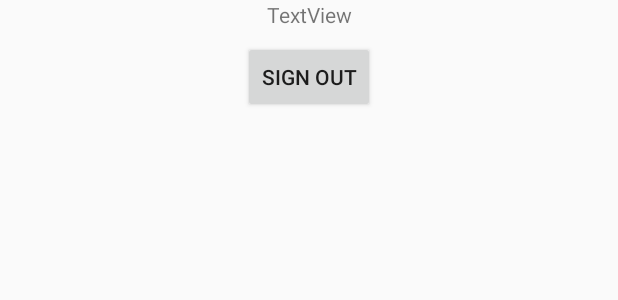
After one commit to taechemist/Grabpuccino, an Android app: the layout activity_map.xml on its own in the app's theme, with its tools: preview values and no code run, on a phone screen of 412 x 824 dp. The commit adds this screen. Shown: the top 300 px of the screen. Run offline under Robolectric (Android 15) with nearby library versions, the phone set to English and light mode, and no system bars.

Commit message:
Update Firebase Authentication - Sign out - Login

```diff
--- a/app/build.gradle
+++ b/app/build.gradle
@@ -31,4 +31,5 @@ dependencies {
 }
 
 
+
 apply plugin: 'com.google.gms.google-services'
--- a/app/src/main/AndroidManifest.xml
+++ b/app/src/main/AndroidManifest.xml
@@ -16,6 +16,7 @@
                 <category android:name="android.intent.category.LAUNCHER" />
             </intent-filter>
         </activity>
+        <activity android:name=".MapActivity"></activity>
     </application>
 
 </manifest>
--- a/app/src/main/res/layout/activity_main.xml
+++ b/app/src/main/res/layout/activity_main.xml
@@ -66,6 +66,7 @@
         android:layout_marginTop="20dp"
         android:text="Login"
         android:textAllCaps="false"
+        android:onClick="signIn"
         />
 
     <TextView
--- /dev/null
+++ b/app/src/main/res/layout/activity_map.xml
@@ -0,0 +1,37 @@
+<?xml version="1.0" encoding="utf-8"?>
+<android.support.constraint.ConstraintLayout xmlns:android="http://schemas.android.com/apk/res/android"
+    xmlns:app="http://schemas.android.com/apk/res-auto"
+    xmlns:tools="http://schemas.android.com/tools"
+    android:layout_width="match_parent"
+    android:layout_height="match_parent"
+    tools:context="com.example.latte.grabpuccino.MapActivity">
+
+
+    <TextView
+        android:id="@+id/showName"
+        android:layout_width="wrap_content"
+        android:layout_height="wrap_content"
+        android:text="TextView"
+        tools:layout_editor_absoluteY="41dp"
+        android:layout_marginLeft="8dp"
+        app:layout_constraintLeft_toLeftOf="parent"
+        android:layout_marginRight="8dp"
+        app:layout_constraintRight_toRightOf="parent"
+
+        />
+
+    <Button
+        android:id="@+id/signOutBtn"
+        android:layout_width="wrap_content"
+        android:layout_height="wrap_content"
+        android:text="Sign out"
+        android:layout_marginRight="8dp"
+        app:layout_constraintRight_toRightOf="parent"
+        android:layout_marginLeft="8dp"
+        app:layout_constraintLeft_toLeftOf="parent"
+        android:layout_marginTop="8dp"
+        app:layout_constraintTop_toBottomOf="@+id/showName"
+        android:onClick="signOut"
+        />
+
+</android.support.constraint.ConstraintLayout>
--- a/app/src/main/res/values/strings.xml
+++ b/app/src/main/res/values/strings.xml
@@ -2,4 +2,5 @@
     <string name="app_name">Grabpuccino</string>
     <string name="regis_failed">Registration failed</string>
     <string name="regis_successed">Registered successfully</string>
+    <string name="auth_failed">Authentication failed</string>
 </resources>
```
Also changed, not shown: app/src/main/java/com/example/latte/grabpuccino/MainActivity.java (+25 -1 lines), app/src/main/java/com/example/latte/grabpuccino/MapActivity.java (added, +43 -0 lines).
